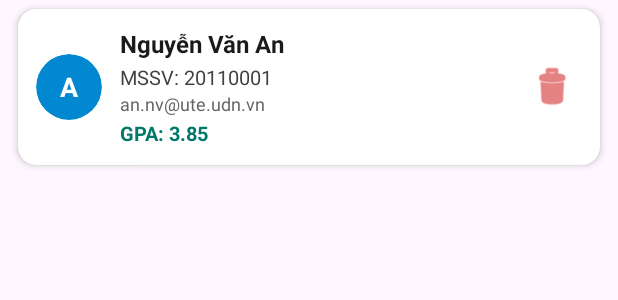
After one commit to kakhuyen/StudentMVVM, an Android app: the layout item_student_room.xml on its own in the app's theme, with its tools: preview values and no code run, on a phone screen of 412 x 824 dp. The commit adds this screen. Shown: the top 300 px of the screen. Run offline under Robolectric (Android 15) with nearby library versions, the phone set to English and light mode, and no system bars.

Commit message:
thiết kế layout danh sách, item sinh viên, dialog và menu

```diff
--- /dev/null
+++ b/app/src/main/res/layout/item_student_room.xml
@@ -0,0 +1,94 @@
+<?xml version="1.0" encoding="utf-8"?>
+<androidx.cardview.widget.CardView xmlns:android="http://schemas.android.com/apk/res/android"
+    xmlns:app="http://schemas.android.com/apk/res-auto"
+    android:layout_width="match_parent"
+    android:layout_height="wrap_content"
+    android:layout_marginHorizontal="12dp"
+    android:layout_marginVertical="6dp"
+    app:cardBackgroundColor="@android:color/white"
+    app:cardCornerRadius="12dp"
+    app:cardElevation="3dp">
+
+    <LinearLayout
+        android:layout_width="match_parent"
+        android:layout_height="wrap_content"
+        android:gravity="center_vertical"
+        android:orientation="horizontal"
+        android:padding="12dp">
+
+        <androidx.cardview.widget.CardView
+            android:layout_width="44dp"
+            android:layout_height="44dp"
+            app:cardBackgroundColor="#0288D1"
+            app:cardCornerRadius="22dp"
+            app:cardElevation="0dp">
+
+            <TextView
+                android:id="@+id/tvAvatar"
+                android:layout_width="match_parent"
+                android:layout_height="match_parent"
+                android:gravity="center"
+                android:text="A"
+                android:textColor="@android:color/white"
+                android:textSize="18sp"
+                android:textStyle="bold" />
+        </androidx.cardview.widget.CardView>
+
+        <LinearLayout
+            android:layout_width="0dp"
+            android:layout_height="wrap_content"
+            android:layout_marginStart="12dp"
+            android:layout_weight="1"
+            android:orientation="vertical">
+
+            <TextView
+                android:id="@+id/tvFullName"
+                android:layout_width="wrap_content"
+                android:layout_height="wrap_content"
+                android:ellipsize="end"
+                android:maxLines="1"
+                android:text="Nguyễn Văn An"
+                android:textColor="#1A1A1A"
+                android:textSize="16sp"
+                android:textStyle="bold" />
+
+            <TextView
+                android:id="@+id/tvStudentCode"
+                android:layout_width="wrap_content"
+                android:layout_height="wrap_content"
+                android:layout_marginTop="2dp"
+                android:text="MSSV: 20110001"
+                android:textColor="#424242"
+                android:textSize="13sp" />
+
+            <TextView
+                android:id="@+id/tvEmail"
+                android:layout_width="wrap_content"
+                android:layout_height="wrap_content"
+                android:ellipsize="end"
+                android:maxLines="1"
+                android:text="an.nv@ute.udn.vn"
+                android:textColor="#666666"
+                android:textSize="12sp" />
+
+            <TextView
+                android:id="@+id/tvGpa"
+                android:layout_width="wrap_content"
+                android:layout_height="wrap_content"
+                android:layout_marginTop="2dp"
+                android:text="GPA: 3.85"
+                android:textColor="#00796B"
+                android:textSize="13sp"
+                android:textStyle="bold" />
+        </LinearLayout>
+
+        <ImageButton
+            android:id="@+id/btnDelete"
+            android:layout_width="40dp"
+            android:layout_height="40dp"
+            android:background="?attr/selectableItemBackgroundBorderless"
+            android:contentDescription="Xóa sinh viên"
+            android:src="@android:drawable/ic_menu_delete"
+            app:tint="#D32F2F" />
+    </LinearLayout>
+</androidx.cardview.widget.CardView>
```
Also changed, not shown: app/src/main/res/layout/activity_main.xml (+3 -15 lines), app/src/main/res/layout/dialog_add_student.xml (added, +71 -0 lines), app/src/main/res/layout/fragment_student_list.xml (added, +76 -0 lines), app/src/main/res/menu/menu_student_list.xml (added, +11 -0 lines).
